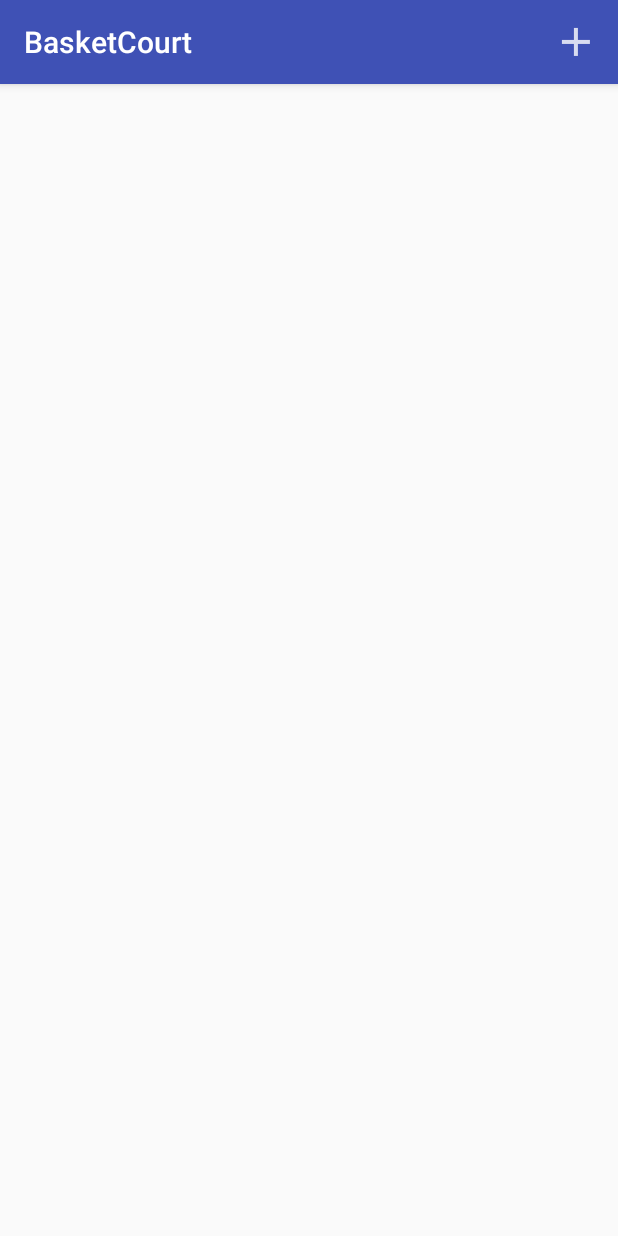
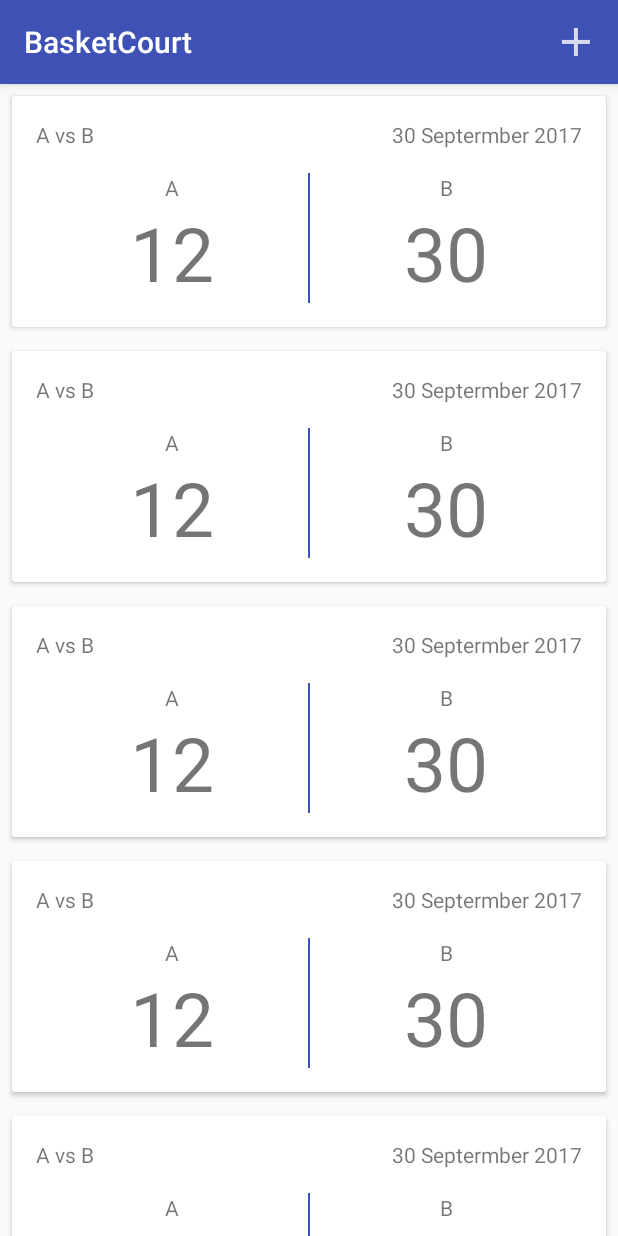
Before and after one commit to yogiwisesa/RGB-BasketCourt, an Android app: the screen it shows after launch (MainActivity), on a phone screen of 412 x 824 dp. Run offline under Robolectric (Android 15) with nearby library versions, the phone set to English and light mode, and no system bars.

```diff
--- a/app/src/main/java/com/rubydev/basketcourt/HistoryAdapter.java
+++ b/app/src/main/java/com/rubydev/basketcourt/HistoryAdapter.java
@@ -1,32 +1,64 @@
 package com.rubydev.basketcourt;
 
+import android.content.Context;
 import android.support.v7.widget.RecyclerView;
+import android.view.LayoutInflater;
 import android.view.View;
 import android.view.ViewGroup;
+import android.widget.TextView;
+
+import java.util.ArrayList;
+import java.util.List;
 
 /**
  * Created by Yogi Wisesa on 11/5/2017.
  */
 
 public class HistoryAdapter extends RecyclerView.Adapter<HistoryAdapter.ViewHolder>{
+    private List<Score> list = new ArrayList<>();
+    private Context context;
+
+    public HistoryAdapter(List<Score> list, Context context) {
+        this.list = list;
+        this.context = context;
+    }
+
     @Override
     public ViewHolder onCreateViewHolder(ViewGroup parent, int viewType) {
-        return null;
+        View itemView  = LayoutInflater.from(parent.getContext())
+                .inflate(R.layout.item,parent, false);
+        return new ViewHolder(itemView);
     }
 
     @Override
     public void onBindViewHolder(ViewHolder holder, int position) {
+        Score score = list.get(position);
+        holder.tvPertandingan.setText(score.getTeam_a() + " vs " + score.getTeam_b());
+        holder.tvTanggal.setText(score.getDate());
+        holder.tvTeamA.setText(score.getTeam_a());
+        holder.tvScoreA.setText("" + score.getScore_a());
+        holder.tvTeamB.setText(score.getTeam_b());
+        holder.tvScoreB.setText("" + score.getScore_b());
 
     }
 
     @Override
     public int getItemCount() {
-        return 0;
+        return list.size();
     }
 
     public class ViewHolder extends RecyclerView.ViewHolder {
+        TextView tvPertandingan, tvTanggal, tvTeamA, tvScoreA,tvTeamB ,tvScoreB;
+
         public ViewHolder(View itemView) {
             super(itemView);
+            tvPertandingan = itemView.findViewById(R.id.tvPertandingan);
+            tvTanggal = itemView.findViewById(R.id.tvTanggal);
+            tvTeamA = itemView.findViewById(R.id.tvTeamA);
+            tvScoreA = itemView.findViewById(R.id.tvScoreA);
+            tvTeamB = itemView.findViewById(R.id.tvTeamB);
+            tvScoreB = itemView.findViewById(R.id.tvScoreB);
+
         }
     }
 }
--- a/app/src/main/java/com/rubydev/basketcourt/MainActivity.java
+++ b/app/src/main/java/com/rubydev/basketcourt/MainActivity.java
@@ -3,15 +3,41 @@ package com.rubydev.basketcourt;
 import android.content.Intent;
 import android.support.v7.app.AppCompatActivity;
 import android.os.Bundle;
+import android.support.v7.widget.LinearLayoutManager;
+import android.support.v7.widget.RecyclerView;
 import android.view.Menu;
 import android.view.MenuItem;
 
+import java.util.ArrayList;
+import java.util.List;
+
 public class MainActivity extends AppCompatActivity {
-
+    List<Score> list = new ArrayList<>();
+    HistoryAdapter historyAdapter;
+    RecyclerView recyclerView;
     @Override
     protected void onCreate(Bundle savedInstanceState) {
         super.onCreate(savedInstanceState);
         setContentView(R.layout.activity_main);
+
+        // inisiasi recycler dan adapter
+        recyclerView = findViewById(R.id.rv);
+        recyclerView.setLayoutManager(new LinearLayoutManager(this));
+        historyAdapter = new HistoryAdapter(list, this);
+        recyclerView.setAdapter(historyAdapter);
+
+
+        // data palsu
+        list.add(new Score("A","B", 12,30, "30 Septermber 2017"));
+        list.add(new Score("A","B", 12,30, "30 Septermber 2017"));
+        list.add(new Score("A","B", 12,30, "30 Septermber 2017"));
+        list.add(new Score("A","B", 12,30, "30 Septermber 2017"));
+        list.add(new Score("A","B", 12,30, "30 Septermber 2017"));
+        list.add(new Score("A","B", 12,30, "30 Septermber 2017"));
+        list.add(new Score("A","B", 12,30, "30 Septermber 2017"));
+
+        // refresh data palsu
+        historyAdapter.notifyItemInserted(list.size());
     }
 
     @Override
--- a/app/src/main/res/layout/activity_main.xml
+++ b/app/src/main/res/layout/activity_main.xml
@@ -7,6 +7,7 @@
     tools:context="com.rubydev.basketcourt.MainActivity">
 
     <android.support.v7.widget.RecyclerView
+        android:id="@+id/rv"
         android:layout_width="match_parent"
         android:layout_height="match_parent"
         tools:listitem="@layout/item"/>
--- a/app/src/main/res/layout/item.xml
+++ b/app/src/main/res/layout/item.xml
@@ -2,7 +2,8 @@
 <android.support.v7.widget.CardView xmlns:android="http://schemas.android.com/apk/res/android"
     android:layout_width="match_parent"
     android:layout_height="wrap_content"
-    xmlns:tools="http://schemas.android.com/tools">
+    xmlns:tools="http://schemas.android.com/tools"
+    android:layout_margin="8dp">
 
     <LinearLayout
         android:layout_width="match_parent"
```
